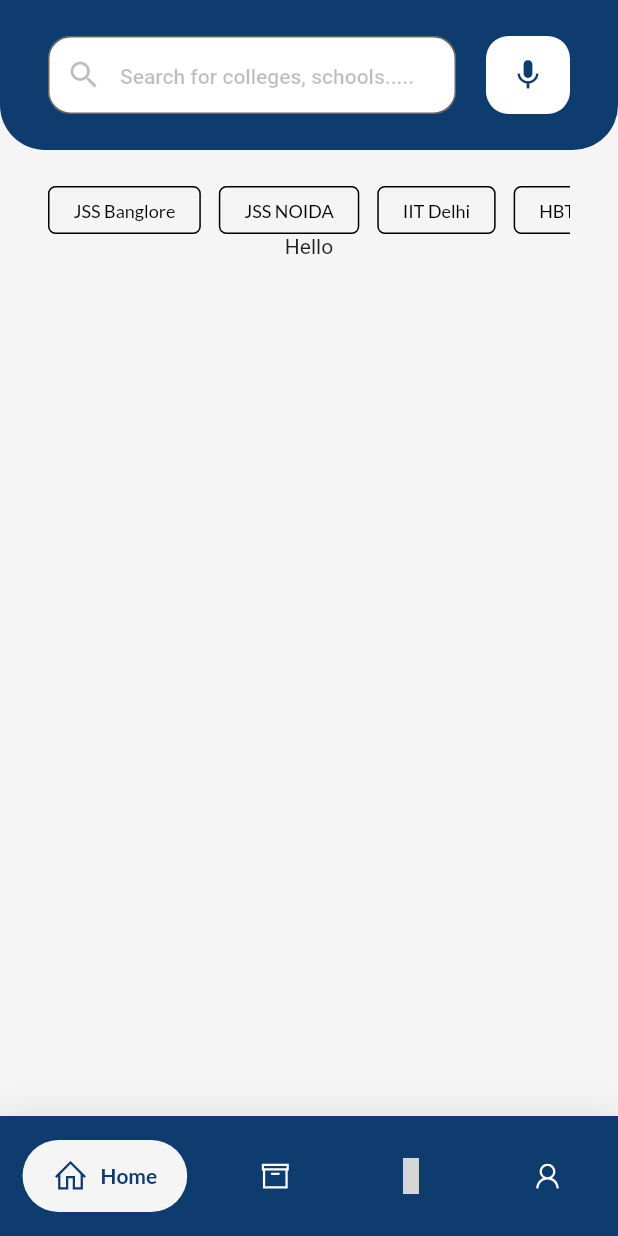
After one commit to azazelyash/college-brochure-app-assignment, a Flutter app: the CollegeListScreen screen opened directly, on a phone screen of 412 x 824 dp. The commit adds this screen. Run offline on Flutter 3.47's test engine with Material 2 defaults, Android fonts, the phone set to English and light mode, and no system bars; drawn by our look-alikes of google_nav_bar; our stand-ins replace google_fonts, line_icons; grey boxes are pictures that could not be loaded.

Commit message:
Working on Page 3, added filterButtons

```diff
--- /dev/null
+++ b/lib/screens/collegelistscreen.dart
@@ -0,0 +1,203 @@
+import 'package:flutter/material.dart';
+import 'package:google_fonts/google_fonts.dart';
+import 'package:google_nav_bar/google_nav_bar.dart';
+import 'package:line_icons/line_icons.dart';
+import 'package:skygoal_assignment/pages/account.dart';
+import 'package:skygoal_assignment/pages/saved.dart';
+import 'package:skygoal_assignment/pages/search.dart';
+import 'package:skygoal_assignment/widgets/filterbuttons.dart';
+
+class CollegeListScreen extends StatefulWidget {
+  const CollegeListScreen({super.key});
+
+  @override
+  State<CollegeListScreen> createState() => _CollegeListScreenState();
+}
+
+class _CollegeListScreenState extends State<CollegeListScreen> {
+  int _selectedIndex = 0;
+
+  final List<Widget> _pages = [
+    const SearchPage(),
+    const SavedPage(),
+    const SavedPage(),
+    const AccountPage()
+  ];
+
+  @override
+  Widget build(BuildContext context) {
+    return Scaffold(
+      backgroundColor: const Color.fromARGB(255, 245, 245, 245),
+      appBar: PreferredSize(
+        preferredSize: const Size.fromHeight(100),
+        child: AppBar(
+          automaticallyImplyLeading: false,
+          scrolledUnderElevation: 0,
+          elevation: 0,
+          backgroundColor: Colors.transparent,
+          flexibleSpace: Container(
+            decoration: const BoxDecoration(
+              color: Color(0xff0E3C6E),
+              borderRadius: BorderRadius.only(
+                bottomLeft: Radius.circular(30),
+                bottomRight: Radius.circular(30),
+              ),
+            ),
+            child: SafeArea(
+              child: Padding(
+                padding: const EdgeInsets.only(
+                  left: 32.0,
+                  right: 32,
+                  top: 24,
+                  bottom: 24,
+                ),
+                child: Row(
+                  children: [
+                    Flexible(
+                      child: TextFormField(
+                        decoration: const InputDecoration(
+                          hintText: "Search for colleges, schools.....",
+                          hintStyle: TextStyle(
+                            fontWeight: FontWeight.w500,
+                            color: Colors.black26,
+                            fontSize: 14,
+                          ),
+                          prefixIcon: Icon(
+                            Icons.search,
+                            color: Colors.black26,
+                          ),
+                          filled: true,
+                          fillColor: Colors.white,
+                          border: OutlineInputBorder(
+                            borderRadius: BorderRadius.all(
+                              Radius.circular(15),
+                            ),
+                          ),
+                        ),
+                      ),
+                    ),
+                    const SizedBox(
+                      width: 20,
+                    ),
+                    FloatingActionButton(
+                      shape: const RoundedRectangleBorder(
+                        borderRadius: BorderRadius.all(
+                          Radius.circular(15),
+                        ),
+                      ),
+                      elevation: 0,
+                      onPressed: () {},
+                      backgroundColor: Colors.white,
+                      child: const Icon(
+                        Icons.mic,
+                        color: Color(0xff0E3C6E),
+                      ),
+                    ),
+                  ],
+                ),
+              ),
+            ),
+          ),
+        ),
+      ),
+
+      /* ----------------------------- Navigation Bar ----------------------------- */
+
+      bottomNavigationBar: Container(
+        decoration: BoxDecoration(
+          color: const Color(0xff0E3C6E),
+          boxShadow: [
+            BoxShadow(
+              blurRadius: 20,
+              color: Colors.black.withOpacity(.1),
+            )
+          ],
+        ),
+        child: SafeArea(
+          child: Padding(
+            padding: const EdgeInsets.symmetric(horizontal: 15.0, vertical: 16),
+            child: GNav(
+              rippleColor: Colors.grey[300]!,
+              hoverColor: Colors.grey[100]!,
+              gap: 8,
+              activeColor: const Color(0xff0E3C6E),
+              iconSize: 24,
+              padding: const EdgeInsets.symmetric(horizontal: 20, vertical: 12),
+              duration: const Duration(milliseconds: 400),
+              tabBackgroundColor: Colors.grey[100]!,
+              textStyle: GoogleFonts.lato(
+                textStyle: const TextStyle(
+                  fontWeight: FontWeight.bold,
+                  color: Color(0xff0E3C6E),
+                  fontSize: 14,
+                ),
+              ),
+              color: Colors.white,
+              tabs: const [
+                GButton(
+                  icon: LineIcons.home,
+                  text: 'Home',
+                ),
+                GButton(
+                  icon: LineIcons.archive,
+                  text: 'Saved',
+                ),
+                GButton(
+                  icon: LineIcons.archiveFile,
+                  text: 'Saved',
+                ),
+                GButton(
+                  icon: LineIcons.user,
+                  text: 'Profile',
+                ),
+              ],
+              selectedIndex: _selectedIndex,
+              onTabChange: (index) {
+                setState(() {
+                  _selectedIndex = index;
+                });
+              },
+            ),
+          ),
+        ),
+      ),
+
+      /* ---------------------------------- Body ---------------------------------- */
+
+      body: Padding(
+        padding: const EdgeInsets.symmetric(horizontal: 32.0, vertical: 24.0),
+        child: Column(
+          children: [
+            SingleChildScrollView(
+              scrollDirection: Axis.horizontal,
+              physics: BouncingScrollPhysics(),
+              child: Row(
+                children: const [
+                  FilterButtons(
+                    title: "JSS Banglore",
+                  ),
+                  FilterButtons(
+                    title: "JSS NOIDA",
+                  ),
+                  FilterButtons(
+                    title: "IIT Delhi",
+                  ),
+                  FilterButtons(
+                    title: "HBTI Kanpur",
+                  ),
+                  FilterButtons(
+                    title: "NIT Warangal",
+                  ),
+                  FilterButtons(
+                    title: "NIT Trichy",
+                  ),
+                ],
+              ),
+            ),
+            Text("Hello"),
+          ],
+        ),
+      ),
+    );
+  }
+}
--- /dev/null
+++ b/lib/widgets/filterbuttons.dart
@@ -0,0 +1,64 @@
+import 'package:flutter/material.dart';
+import 'package:google_fonts/google_fonts.dart';
+
+class FilterButtons extends StatefulWidget {
+  const FilterButtons({super.key, required this.title});
+  final String title;
+
+  @override
+  State<FilterButtons> createState() => _FilterButtonsState();
+}
+
+class _FilterButtonsState extends State<FilterButtons> {
+  Color blockColor = Colors.transparent;
+  Color fontColor = Colors.black;
+  bool isSelected = false;
+
+  void updateUI() {
+    setState(() {
+      if (isSelected) {
+        blockColor = const Color(0xff0E3C6E);
+        fontColor = Colors.white;
+      } else {
+        blockColor = Colors.transparent;
+        fontColor = Colors.black;
+      }
+    });
+  }
+
+  @override
+  Widget build(BuildContext context) {
+    return GestureDetector(
+      onTap: () {
+        setState(() {
+          isSelected ? isSelected = false : isSelected = true;
+        });
+        updateUI();
+      },
+      child: Container(
+        margin: const EdgeInsets.only(right: 12),
+        decoration: BoxDecoration(
+          color: blockColor,
+          border: Border.all(width: 1),
+          borderRadius: const BorderRadius.all(Radius.circular(5)),
+        ),
+        child: Padding(
+          padding: const EdgeInsets.symmetric(
+            horizontal: 16.0,
+            vertical: 8.0,
+          ),
+          child: Text(
+            widget.title,
+            style: GoogleFonts.lato(
+              color: fontColor,
+              textStyle: const TextStyle(
+                fontSize: 12,
+                fontWeight: FontWeight.w500,
+              ),
+            ),
+          ),
+        ),
+      ),
+    );
+  }
+}
--- a/lib/widgets/homeCard.dart
+++ b/lib/widgets/homeCard.dart
@@ -3,6 +3,7 @@
 import 'package:flutter/material.dart';
 import 'package:google_fonts/google_fonts.dart';
 import 'package:line_icons/line_icons.dart';
+import 'package:skygoal_assignment/screens/collegelistscreen.dart';
 
 class CollegeCardHome extends StatefulWidget {
   const CollegeCardHome({
@@ -81,7 +82,14 @@ class _CollegeCardHomeState extends State<CollegeCardHome> {
                       SizedBox(
                         width: double.infinity,
                         child: FloatingActionButton(
-                          onPressed: () {},
+                          onPressed: () {
+                            Navigator.push(
+                              context,
+                              MaterialPageRoute(
+                                builder: (context) => const CollegeListScreen(),
+                              ),
+                            );
+                          },
                           shape: const RoundedRectangleBorder(
                             borderRadius: BorderRadius.all(
                               Radius.circular(15),
```
